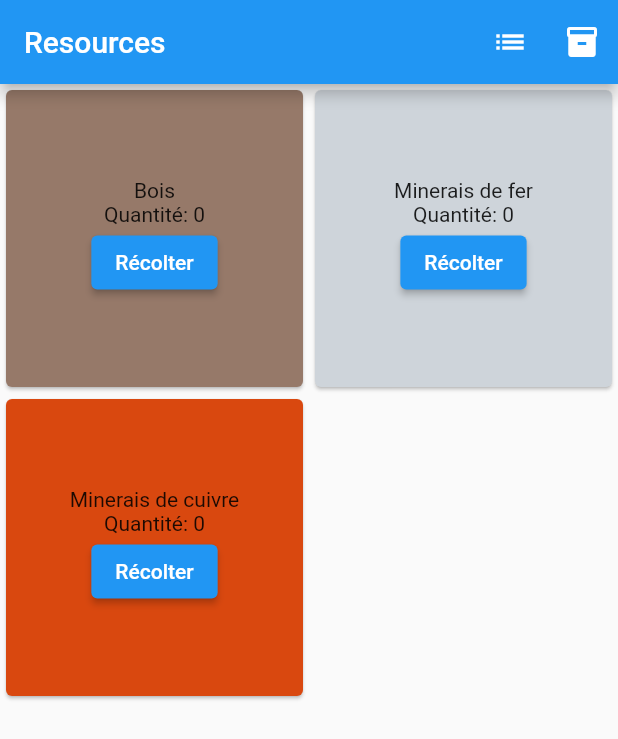
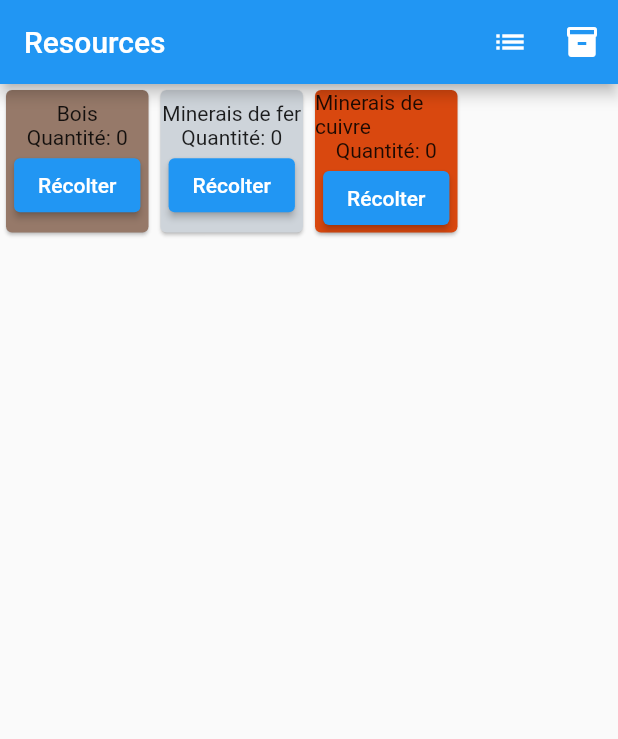
Before and after one commit to ChuckBiros/clicker-game, a Flutter app: the screen it shows after launch, on a phone screen of 412 x 824 dp. Shown: the top 739 px of the screen. Run offline on Flutter 3.47's test engine with Material 2 defaults, Android fonts, the phone set to English and light mode, and no system bars.

Commit message:
display four column in gridView

```diff
--- a/lib/main.dart
+++ b/lib/main.dart
@@ -104,7 +104,7 @@ class _ResourcesPageState extends State<ResourcesPage> {
         ],
       ),
       body: GridView.count(
-        crossAxisCount: 2,
+        crossAxisCount: 4,
         children: [
           ResourceWidget(
               'Bois',
```
